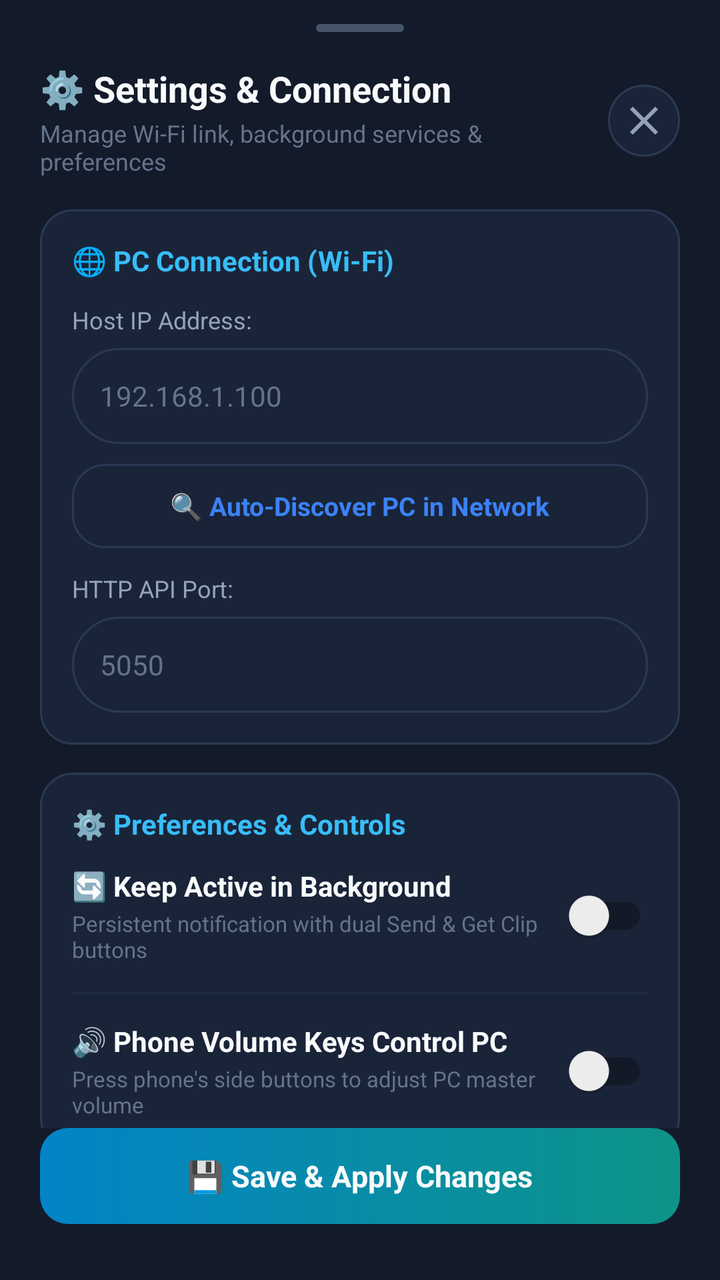
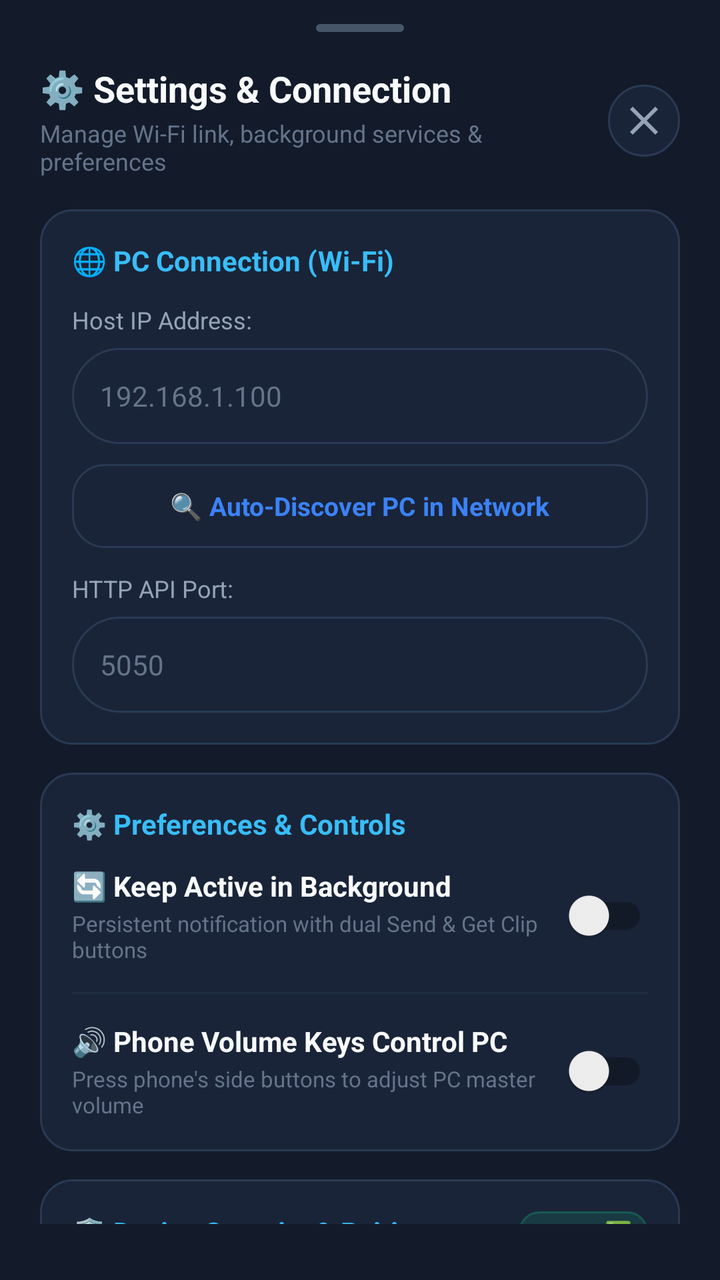

Compare the two renders of this Android layout. The source of the first and the diff that turns it into the second are given below.
<!-- AndroidManifest.xml: application theme Theme.PCRemote -->
<!-- res/layout/bottom_sheet_settings.xml -->
<?xml version="1.0" encoding="utf-8"?>
<LinearLayout xmlns:android="http://schemas.android.com/apk/res/android"
    xmlns:app="http://schemas.android.com/apk/res-auto"
    android:layout_width="match_parent"
    android:layout_height="wrap_content"
    android:orientation="vertical"
    android:background="@color/surface_dark"
    android:paddingStart="20dp"
    android:paddingTop="12dp"
    android:paddingEnd="20dp"
    android:paddingBottom="28dp">

    
    <View
        android:layout_width="44dp"
        android:layout_height="4dp"
        android:layout_gravity="center_horizontal"
        android:layout_marginBottom="16dp"
        android:background="@drawable/bg_chip_small"
        android:backgroundTint="#475569" />

    
    <LinearLayout
        android:layout_width="match_parent"
        android:layout_height="wrap_content"
        android:orientation="horizontal"
        android:gravity="center_vertical"
        android:layout_marginBottom="16dp">

        <LinearLayout
            android:layout_width="0dp"
            android:layout_height="wrap_content"
            android:layout_weight="1"
            android:orientation="vertical">

            <TextView
                android:layout_width="wrap_content"
                android:layout_height="wrap_content"
                android:text="⚙️ Settings &amp; Connection"
                android:textColor="@color/text_primary"
                android:textSize="18sp"
                android:textStyle="bold" />

            <TextView
                android:layout_width="wrap_content"
                android:layout_height="wrap_content"
                android:layout_marginTop="2dp"
                android:text="Manage Wi-Fi link, background services &amp; preferences"
                android:textColor="@color/text_muted"
                android:textSize="12sp" />
        </LinearLayout>

        <ImageButton
            android:id="@+id/btnCloseSettings"
            android:layout_width="36dp"
            android:layout_height="36dp"
            android:background="@drawable/bg_chip"
            android:contentDescription="Close"
            android:padding="8dp"
            android:src="@drawable/ic_close"
            app:tint="@color/text_secondary" />
    </LinearLayout>

    <androidx.core.widget.NestedScrollView
        android:layout_width="match_parent"
        android:layout_height="0dp"
        android:layout_weight="1"
        android:scrollbars="none">

        <LinearLayout
            android:layout_width="match_parent"
            android:layout_height="wrap_content"
            android:orientation="vertical">

            
            <LinearLayout
                android:layout_width="match_parent"
                android:layout_height="wrap_content"
                android:background="@drawable/bg_card_modern"
                android:orientation="vertical"
                android:padding="16dp"
                android:layout_marginBottom="14dp">

                <TextView
                    android:layout_width="wrap_content"
                    android:layout_height="wrap_content"
                    android:text="🌐 PC Connection (Wi-Fi)"
                    android:textColor="@color/accent"
                    android:textSize="14sp"
                    android:textStyle="bold"
                    android:layout_marginBottom="12dp" />

                <TextView
                    android:layout_width="wrap_content"
                    android:layout_height="wrap_content"
                    android:text="Host IP Address:"
                    android:textColor="@color/text_secondary"
                    android:textSize="12sp"
                    android:layout_marginBottom="6dp" />

                <EditText
                    android:id="@+id/etIpAddress"
                    android:layout_width="match_parent"
                    android:layout_height="48dp"
                    android:background="@drawable/bg_input"
                    android:hint="192.168.1.100"
                    android:inputType="textUri"
                    android:paddingStart="14dp"
                    android:paddingEnd="14dp"
                    android:textColor="@color/text_primary"
                    android:textColorHint="@color/text_muted"
                    android:textSize="14sp"
                    android:layout_marginBottom="10dp" />

                
                <LinearLayout
                    android:id="@+id/btnAutoDiscover"
                    android:layout_width="match_parent"
                    android:layout_height="42dp"
                    android:background="@drawable/bg_card_interactive"
                    android:clickable="true"
                    android:focusable="true"
                    android:gravity="center"
                    android:layout_marginBottom="12dp">

                    <TextView
                        android:id="@+id/tvAutoDiscoverText"
                        android:layout_width="wrap_content"
                        android:layout_height="wrap_content"
                        android:text="🔍 Auto-Discover PC in Network"
                        android:textColor="@color/accent_blue"
                        android:textSize="13sp"
                        android:textStyle="bold" />
                </LinearLayout>

                <TextView
                    android:layout_width="wrap_content"
                    android:layout_height="wrap_content"
                    android:text="HTTP API Port:"
                    android:textColor="@color/text_secondary"
                    android:textSize="12sp"
                    android:layout_marginBottom="6dp" />

                <EditText
                    android:id="@+id/etPort"
                    android:layout_width="match_parent"
                    android:layout_height="48dp"
                    android:background="@drawable/bg_input"
                    android:hint="5050"
                    android:inputType="number"
                    android:paddingStart="14dp"
                    android:paddingEnd="14dp"
                    android:textColor="@color/text_primary"
                    android:textColorHint="@color/text_muted"
                    android:textSize="14sp" />
            </LinearLayout>

            
            <LinearLayout
                android:layout_width="match_parent"
                android:layout_height="wrap_content"
                android:background="@drawable/bg_card_modern"
                android:orientation="vertical"
                android:padding="16dp"
                android:layout_marginBottom="14dp">

                <TextView
                    android:layout_width="wrap_content"
                    android:layout_height="wrap_content"
                    android:text="⚙️ Preferences &amp; Controls"
                    android:textColor="@color/accent"
                    android:textSize="14sp"
                    android:textStyle="bold"
                    android:layout_marginBottom="12dp" />

                
                <LinearLayout
                    android:layout_width="match_parent"
                    android:layout_height="wrap_content"
                    android:orientation="horizontal"
                    android:gravity="center_vertical"
                    android:layout_marginBottom="14dp">

                    <LinearLayout
                        android:layout_width="0dp"
                        android:layout_height="wrap_content"
                        android:layout_weight="1"
                        android:orientation="vertical">

                        <TextView
                            android:layout_width="wrap_content"
                            android:layout_height="wrap_content"
                            android:text="🔄 Keep Active in Background"
                            android:textColor="@color/text_primary"
                            android:textSize="14sp"
                            android:textStyle="bold" />

                        <TextView
                            android:layout_width="wrap_content"
                            android:layout_height="wrap_content"
                            android:layout_marginTop="2dp"
                            android:text="Persistent notification with dual Send &amp; Get Clip buttons"
                            android:textColor="@color/text_muted"
                            android:textSize="11sp" />
                    </LinearLayout>

                    <androidx.appcompat.widget.SwitchCompat
                        android:id="@+id/switchKeepBackground"
                        android:layout_width="wrap_content"
                        android:layout_height="wrap_content" />
                </LinearLayout>

                <View
                    android:layout_width="match_parent"
                    android:layout_height="1dp"
                    android:background="@color/surface_border_subtle"
                    android:layout_marginBottom="14dp" />

                
                <LinearLayout
                    android:layout_width="match_parent"
                    android:layout_height="wrap_content"
                    android:orientation="horizontal"
                    android:gravity="center_vertical">

                    <LinearLayout
                        android:layout_width="0dp"
                        android:layout_height="wrap_content"
                        android:layout_weight="1"
                        android:orientation="vertical">

                        <TextView
                            android:layout_width="wrap_content"
                            android:layout_height="wrap_content"
                            android:text="🔊 Phone Volume Keys Control PC"
                            android:textColor="@color/text_primary"
                            android:textSize="14sp"
                            android:textStyle="bold" />

                        <TextView
                            android:layout_width="wrap_content"
                            android:layout_height="wrap_content"
                            android:layout_marginTop="2dp"
                            android:text="Press phone's side buttons to adjust PC master volume"
                            android:textColor="@color/text_muted"
                            android:textSize="11sp" />
                    </LinearLayout>

                    <androidx.appcompat.widget.SwitchCompat
                        android:id="@+id/switchHwVolume"
                        android:layout_width="wrap_content"
                        android:layout_height="wrap_content" />
                </LinearLayout>
            </LinearLayout>

            
            <LinearLayout
                android:layout_width="match_parent"
                android:layout_height="wrap_content"
                android:background="@drawable/bg_card_modern"
                android:orientation="vertical"
                android:padding="16dp"
                android:layout_marginBottom="14dp">

                <LinearLayout
                    android:layout_width="match_parent"
                    android:layout_height="wrap_content"
                    android:orientation="horizontal"
                    android:gravity="center_vertical"
                    android:layout_marginBottom="12dp">

                    <TextView
                        android:layout_width="0dp"
                        android:layout_height="wrap_content"
                        android:layout_weight="1"
                        android:text="🛡️ Device Security &amp; Pairing"
                        android:textColor="@color/accent"
                        android:textSize="14sp"
                        android:textStyle="bold" />

                    <TextView
                        android:id="@+id/tvPairBadge"
                        android:layout_width="wrap_content"
                        android:layout_height="wrap_content"
                        android:background="@drawable/bg_badge_emerald"
                        android:text="Paired ✅"
                        android:textColor="@color/accent_emerald"
                        android:textSize="11sp"
                        android:textStyle="bold" />
                </LinearLayout>

                <TextView
                    android:layout_width="wrap_content"
                    android:layout_height="wrap_content"
                    android:text="Your phone is cryptographically authenticated with this PC. Other devices on your Wi-Fi cannot access or control your computer."
                    android:textColor="@color/text_muted"
                    android:textSize="11sp"
                    android:lineSpacingExtra="2dp"
                    android:layout_marginBottom="12dp" />

                
                <LinearLayout
                    android:id="@+id/btnRePair"
                    android:layout_width="match_parent"
                    android:layout_height="42dp"
                    android:background="@drawable/bg_card_interactive"
                    android:clickable="true"
                    android:focusable="true"
                    android:gravity="center">

                    <TextView
                        android:id="@+id/tvPairStatusText"
                        android:layout_width="wrap_content"
                        android:layout_height="wrap_content"
                        android:text="🛡️ Re-pair Device with PC"
                        android:textColor="@color/accent_blue"
                        android:textSize="13sp"
                        android:textStyle="bold" />
                </LinearLayout>
            </LinearLayout>

            
            <LinearLayout
                android:layout_width="match_parent"
                android:layout_height="wrap_content"
                android:background="@drawable/bg_card_modern"
                android:orientation="vertical"
                android:padding="16dp"
                android:layout_marginBottom="18dp">

                <LinearLayout
                    android:layout_width="match_parent"
                    android:layout_height="wrap_content"
                    android:orientation="horizontal"
                    android:gravity="center_vertical"
                    android:layout_marginBottom="12dp">

                    <TextView
                        android:layout_width="0dp"
                        android:layout_height="wrap_content"
                        android:layout_weight="1"
                        android:text="🚀 App Version &amp; Updates"
                        android:textColor="@color/accent"
                        android:textSize="14sp"
                        android:textStyle="bold" />

                    <TextView
                        android:id="@+id/tvVersionBadge"
                        android:layout_width="wrap_content"
                        android:layout_height="wrap_content"
                        android:background="@drawable/bg_badge_version"
                        android:text="v2.3.0"
                        android:textColor="@color/accent_purple"
                        android:textSize="11sp"
                        android:textStyle="bold" />
                </LinearLayout>

                
                <LinearLayout
                    android:id="@+id/btnCheckUpdates"
                    android:layout_width="match_parent"
                    android:layout_height="42dp"
                    android:background="@drawable/bg_card_interactive"
                    android:clickable="true"
                    android:focusable="true"
                    android:gravity="center">

                    <TextView
                        android:id="@+id/tvCheckUpdatesText"
                        android:layout_width="wrap_content"
                        android:layout_height="wrap_content"
                        android:text="🚀 Check for App Updates"
                        android:textColor="@color/accent_purple"
                        android:textSize="13sp"
                        android:textStyle="bold" />
                </LinearLayout>
            </LinearLayout>

        </LinearLayout>
    </androidx.core.widget.NestedScrollView>

    
    <LinearLayout
        android:id="@+id/btnSaveSettings"
        android:layout_width="match_parent"
        android:layout_height="48dp"
        android:background="@drawable/bg_button_accent"
        android:clickable="true"
        android:focusable="true"
        android:gravity="center">

        <TextView
            android:layout_width="wrap_content"
            android:layout_height="wrap_content"
            android:text="💾 Save &amp; Apply Changes"
            android:textColor="@color/text_primary"
            android:textSize="15sp"
            android:textStyle="bold" />
    </LinearLayout>

</LinearLayout>
<!-- resources referenced by this layout -->
<resources>
  <color name="accent">#38BDF8</color>
  <color name="accent_blue">#3B82F6</color>
  <color name="accent_emerald">#10B981</color>
  <color name="accent_purple">#8B5CF6</color>
  <color name="surface_border_subtle">#1E2C40</color>
  <color name="surface_dark">#131B2A</color>
  <color name="text_muted">#64748B</color>
  <color name="text_primary">#F8FAFC</color>
  <color name="text_secondary">#94A3B8</color>
  <!-- drawable bg_badge_emerald (drawable) -->
  <?xml version="1.0" encoding="utf-8"?>
  <shape xmlns:android="http://schemas.android.com/apk/res/android">
      <solid android:color="#2510B981" />
      <stroke android:width="1dp" android:color="#5010B981" />
      <corners android:radius="12dp" />
      <padding android:left="8dp" android:top="3dp" android:right="8dp" android:bottom="3dp" />
  </shape>
  <!-- drawable bg_badge_version (drawable) -->
  <?xml version="1.0" encoding="utf-8"?>
  <shape xmlns:android="http://schemas.android.com/apk/res/android">
      <solid android:color="#258B5CF6" />
      <stroke android:width="1dp" android:color="#508B5CF6" />
      <corners android:radius="12dp" />
      <padding android:left="8dp" android:top="3dp" android:right="8dp" android:bottom="3dp" />
  </shape>
  <!-- drawable bg_card_modern (drawable) -->
  <?xml version="1.0" encoding="utf-8"?>
  <shape xmlns:android="http://schemas.android.com/apk/res/android">
      <solid android:color="@color/surface_card" />
      <stroke android:width="1dp" android:color="@color/surface_border" />
      <corners android:radius="16dp" />
  </shape>
  <!-- drawable bg_input (drawable) -->
  <?xml version="1.0" encoding="utf-8"?>
  <shape xmlns:android="http://schemas.android.com/apk/res/android">
      <solid android:color="@color/surface_card" />
      <stroke android:width="1dp" android:color="@color/surface_border" />
      <corners android:radius="24dp" />
  </shape>
  <style name="Theme.PCRemote" parent="Theme.MaterialComponents.DayNight.NoActionBar">
          
          <item name="colorPrimary">@color/primary</item>
          <item name="colorPrimaryVariant">@color/primary_dark</item>
          <item name="colorOnPrimary">@color/text_primary</item>
          
          <item name="colorSecondary">@color/accent</item>
          <item name="colorSecondaryVariant">@color/accent</item>
          <item name="colorOnSecondary">@color/text_primary</item>
          
          <item name="android:statusBarColor">@color/bg_dark</item>
          <item name="android:windowBackground">@color/bg_dark</item>
          
          
          <item name="bottomSheetDialogTheme">@style/CustomBottomSheetDialogTheme</item>
      </style>
  <color name="surface_card">#1A2438</color>
  <color name="surface_border">#2A3A54</color>
  <color name="primary_light">#14B8A6</color>
  <color name="surface_variant">#243247</color>
  <color name="primary">#0D9488</color>
  <color name="primary_dark">#0F766E</color>
  <color name="bg_dark">#0B0F19</color>
  <style name="CustomBottomSheetDialogTheme" parent="ThemeOverlay.MaterialComponents.BottomSheetDialog">
          <item name="bottomSheetStyle">@style/CustomBottomSheetStyle</item>
      </style>
  <style name="CustomBottomSheetStyle" parent="Widget.MaterialComponents.BottomSheet">
          <item name="shapeAppearance">@style/ShapeAppearance.App.BottomSheet</item>
          <item name="backgroundTint">@color/surface_dark</item>
      </style>
  <style name="ShapeAppearance.App.BottomSheet" parent="ShapeAppearance.MaterialComponents.LargeComponent">
          <item name="cornerSizeTopLeft">24dp</item>
          <item name="cornerSizeTopRight">24dp</item>
          <item name="cornerSizeBottomLeft">0dp</item>
          <item name="cornerSizeBottomRight">0dp</item>
      </style>
  <!-- unchanged entries left out for length: 5 -->
</resources>

<!-- the commit's change to res/layout/bottom_sheet_settings.xml (unified diff, before → after) -->
@@ -63,8 +63,7 @@
 
     <androidx.core.widget.NestedScrollView
         android:layout_width="match_parent"
-        android:layout_height="0dp"
-        android:layout_weight="1"
+        android:layout_height="wrap_content"
         android:scrollbars="none">
 
         <LinearLayout
<!-- resource entries referenced after the edit -->
@@ -51,9 +51,6 @@
           
           <item name="android:statusBarColor">@color/bg_dark</item>
           <item name="android:windowBackground">@color/bg_dark</item>
-          
-          
-          <item name="bottomSheetDialogTheme">@style/CustomBottomSheetDialogTheme</item>
       </style>
   <color name="surface_card">#1A2438</color>
   <color name="surface_border">#2A3A54</color>
@@ -62,19 +59,6 @@
   <color name="primary">#0D9488</color>
   <color name="primary_dark">#0F766E</color>
   <color name="bg_dark">#0B0F19</color>
-  <style name="CustomBottomSheetDialogTheme" parent="ThemeOverlay.MaterialComponents.BottomSheetDialog">
-          <item name="bottomSheetStyle">@style/CustomBottomSheetStyle</item>
-      </style>
-  <style name="CustomBottomSheetStyle" parent="Widget.MaterialComponents.BottomSheet">
-          <item name="shapeAppearance">@style/ShapeAppearance.App.BottomSheet</item>
-          <item name="backgroundTint">@color/surface_dark</item>
-      </style>
-  <style name="ShapeAppearance.App.BottomSheet" parent="ShapeAppearance.MaterialComponents.LargeComponent">
-          <item name="cornerSizeTopLeft">24dp</item>
-          <item name="cornerSizeTopRight">24dp</item>
-          <item name="cornerSizeBottomLeft">0dp</item>
-          <item name="cornerSizeBottomRight">0dp</item>
-      </style>
   <!-- unchanged entries left out for length: 5 -->
 </resources>
 
